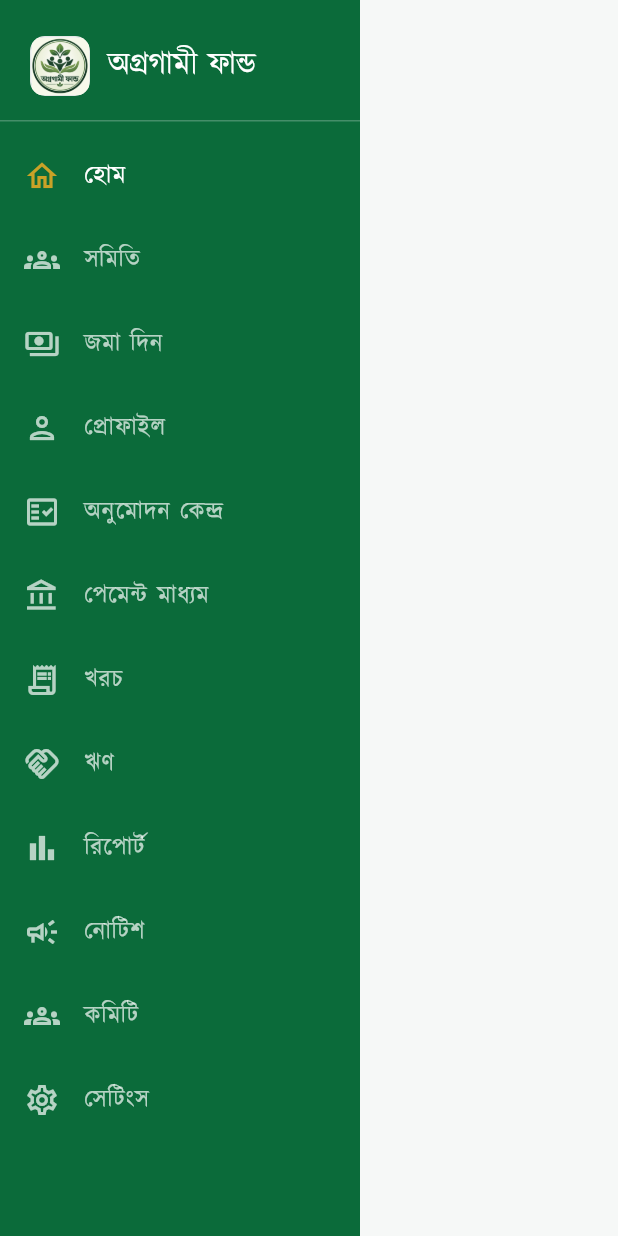
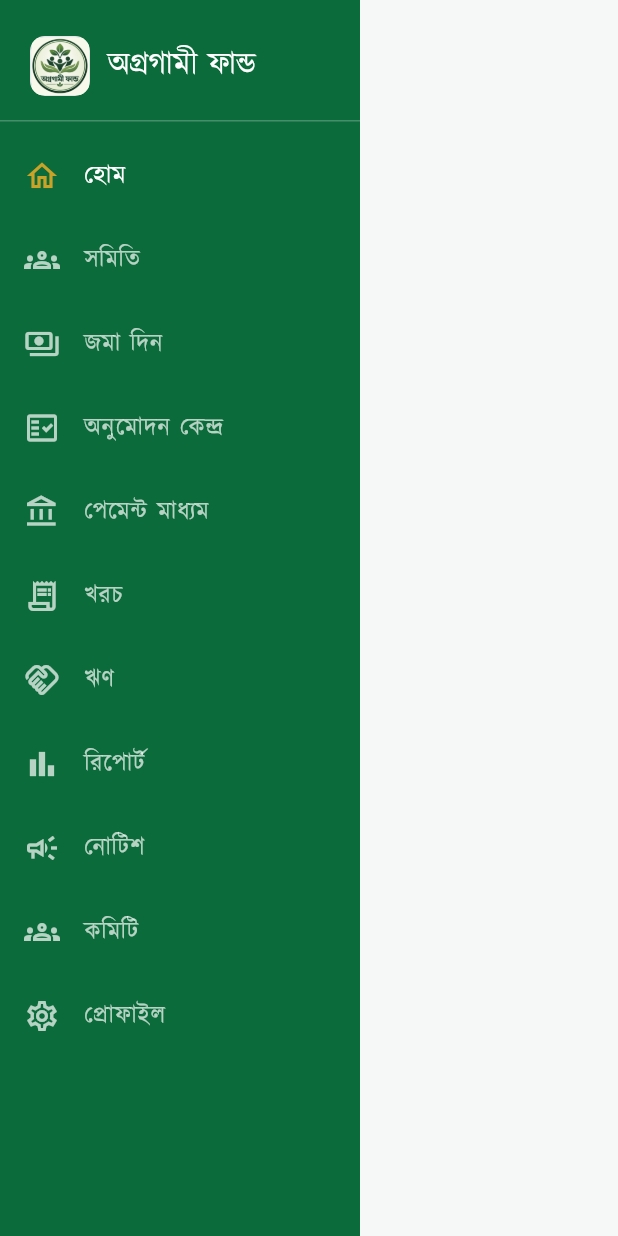
Before and after one commit to omarfarukitbd-spec/orgogamifund, a Flutter app: the _Sidebar widget shown alone on an empty page, opened directly with empty values, on a phone screen of 412 x 824 dp. Run offline on Flutter 3.47's test engine with Material 3 defaults, Android fonts, the phone set to English and light mode, and no system bars; our stand-ins replace cloud_firestore, firebase_auth, firebase_core, firebase_storage, flutter_riverpod, go_router and 6 more; missing offline and left inert: dart:html, google_sign_in_web; accounts and stored records are empty.

Commit message:
Polish: Ensure dynamic bilingual translation for navigation shell and desktop sidebar

```diff
--- a/agragami-flutter/lib/screens/home_shell.dart
+++ b/agragami-flutter/lib/screens/home_shell.dart
@@ -67,14 +67,24 @@ class HomeShell extends StatelessWidget {
       bottomNavigationBar: BottomNavigationBar(
         currentIndex: _indexFor(location),
         onTap: (i) => context.go(bottomNavItems[i].path),
-        items: bottomNavItems
-            .map(
-              (item) => BottomNavigationBarItem(
-                icon: Icon(item.icon),
-                label: item.label,
-              ),
-            )
-            .toList(),
+        items: [
+          BottomNavigationBarItem(
+            icon: const Icon(Icons.home_outlined),
+            label: AppStrings.navHome,
+          ),
+          BottomNavigationBarItem(
+            icon: const Icon(Icons.groups_outlined),
+            label: AppStrings.navSamiti,
+          ),
+          BottomNavigationBarItem(
+            icon: const Icon(Icons.payments_outlined),
+            label: AppStrings.navDeposit,
+          ),
+          BottomNavigationBarItem(
+            icon: const Icon(Icons.person_outlined),
+            label: AppStrings.navProfile,
+          ),
+        ],
       ),
     );
   }
@@ -89,47 +99,17 @@ class _Sidebar extends StatelessWidget {
   @override
   Widget build(BuildContext context) {
     final items = [
-      ...bottomNavItems,
-      const BottomNavItem(
-        path: '/approval',
-        icon: Icons.fact_check_outlined,
-        label: 'অনুমোদন কেন্দ্র',
-      ),
-      const BottomNavItem(
-        path: '/payment-methods',
-        icon: Icons.account_balance_outlined,
-        label: 'পেমেন্ট মাধ্যম',
-      ),
-      const BottomNavItem(
-        path: '/expenses',
-        icon: Icons.receipt_long_outlined,
-        label: 'খরচ',
-      ),
-      const BottomNavItem(
-        path: '/loans',
-        icon: Icons.handshake_outlined,
-        label: 'ঋণ',
-      ),
-      const BottomNavItem(
-        path: '/reports',
-        icon: Icons.bar_chart_outlined,
-        label: 'রিপোর্ট',
-      ),
-      const BottomNavItem(
-        path: '/notices',
-        icon: Icons.campaign_outlined,
-        label: 'নোটিশ',
-      ),
-      const BottomNavItem(
-        path: '/committee',
-        icon: Icons.groups_outlined,
-        label: 'কমিটি',
-      ),
-      const BottomNavItem(
-        path: '/profile',
-        icon: Icons.settings_outlined,
-        label: 'সেটিংস',
-      ),
+      (path: '/home', icon: Icons.home_outlined, label: AppStrings.navHome),
+      (path: '/samiti', icon: Icons.groups_outlined, label: AppStrings.navSamiti),
+      (path: '/deposit', icon: Icons.payments_outlined, label: AppStrings.navDeposit),
+      (path: '/approval', icon: Icons.fact_check_outlined, label: AppStrings.navApproval),
+      (path: '/payment-methods', icon: Icons.account_balance_outlined, label: AppStrings.navPaymentMethods),
+      (path: '/expenses', icon: Icons.receipt_long_outlined, label: AppStrings.navExpenses),
+      (path: '/loans', icon: Icons.handshake_outlined, label: AppStrings.navLoans),
+      (path: '/reports', icon: Icons.bar_chart_outlined, label: AppStrings.navReports),
+      (path: '/notices', icon: Icons.campaign_outlined, label: AppStrings.navNotices),
+      (path: '/committee', icon: Icons.groups_outlined, label: AppStrings.navCommittee),
+      (path: '/profile', icon: Icons.settings_outlined, label: AppStrings.navProfile),
     ];
     return Container(
       width: 240,
```
